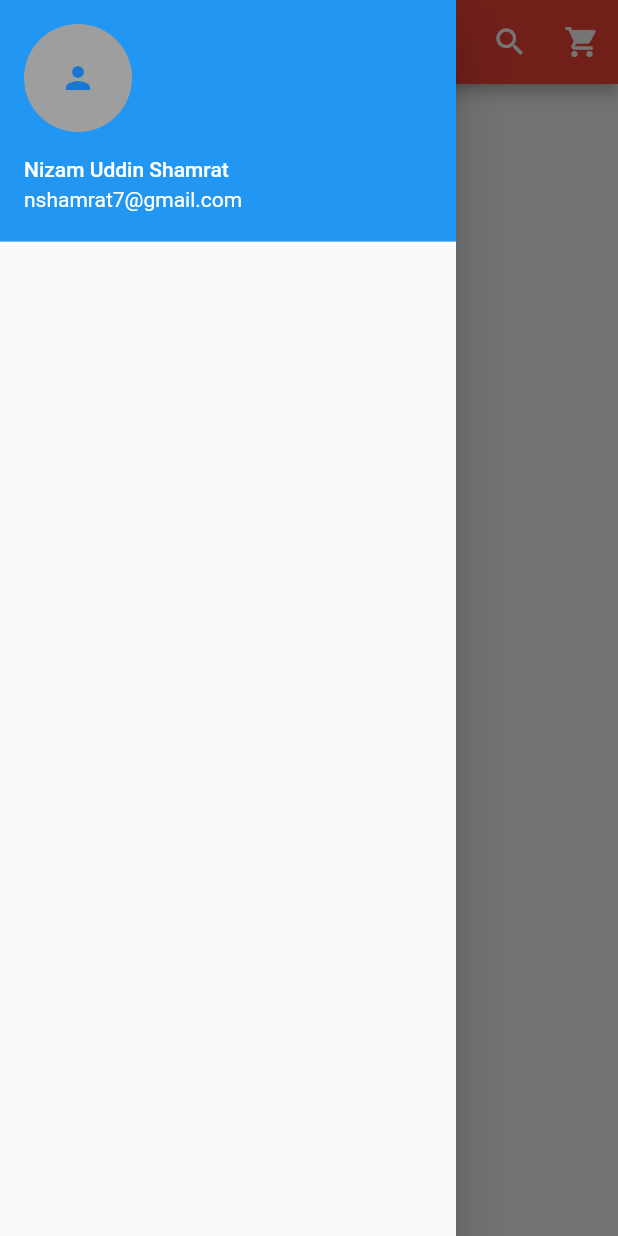
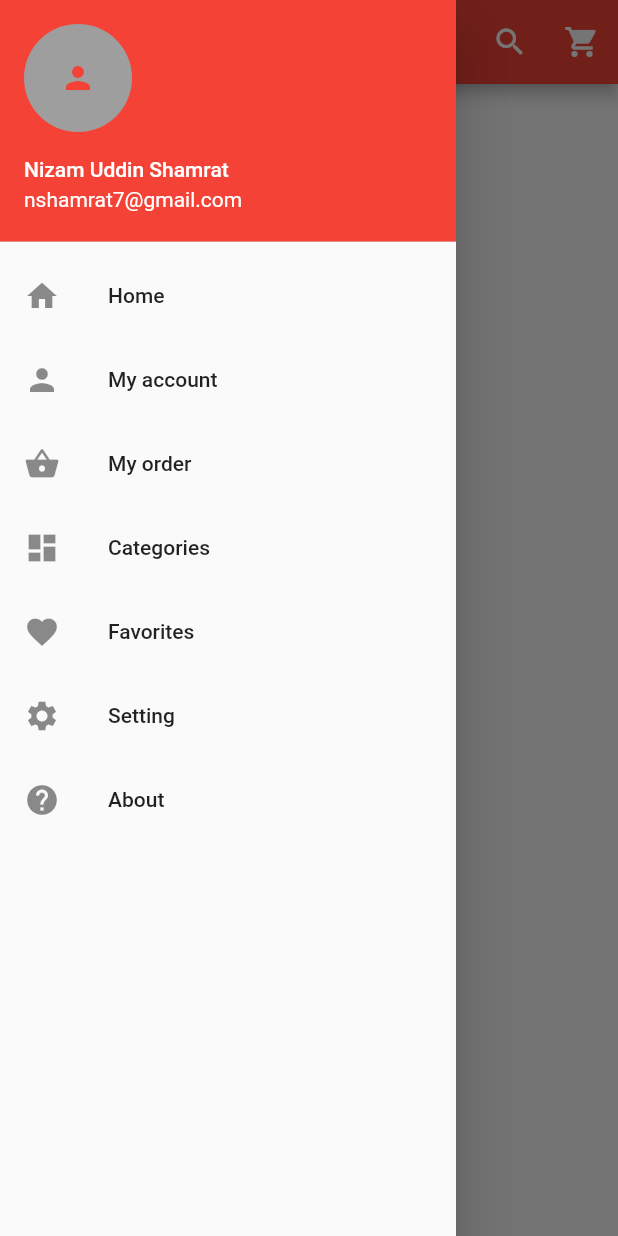
Before and after one commit to devnizamuddin/flutter_ecommerce, a Flutter app: the screen it shows after launch, with the side drawer open, on a phone screen of 412 x 824 dp. Run offline on Flutter 3.47's test engine with Material 2 defaults, Android fonts, the phone set to English and light mode, and no system bars.

Commit message:
eight final

```diff
--- a/lib/home.dart
+++ /dev/null
@@ -1,45 +0,0 @@
-import 'package:flutter/material.dart';
-
-class Home extends StatefulWidget {
-  @override
-  _HomeState createState() => _HomeState();
-}
-
-class _HomeState extends State<Home> {
-  @override
-  Widget build(BuildContext context) {
-    return Scaffold(
-      appBar: AppBar(
-        centerTitle: true,
-        backgroundColor: Colors.red,
-        title: Text('FlashApp'),
-        actions: <Widget>[
-          IconButton(
-            icon: Icon(Icons.search),
-            onPressed: () {},
-          ),
-          IconButton(
-            icon: Icon(Icons.shopping_cart),
-            onPressed: () {},
-          )
-        ],
-      ),
-      drawer: Drawer(
-        child: ListView(
-          children: <Widget>[
-            UserAccountsDrawerHeader(
-              accountName: Text('Nizam Uddin Shamrat'),
-              accountEmail: Text('nshamrat7@gmail.com'),
-              currentAccountPicture: GestureDetector(
-                child: CircleAvatar(
-                  child: Icon(Icons.person),
-                  backgroundColor: Colors.grey,
-                ),
-              ),
-            )
-          ],
-        ),
-      ),
-    );
-  }
-}
--- a/lib/main.dart
+++ b/lib/main.dart
@@ -1,5 +1,5 @@
 import 'package:flutter/material.dart';
-import 'package:flutter_ecommerce/home.dart';
+import 'file:///D:/FlutterApp/flutter_ecommerce/flutter_ecommerce/lib/screens/home/home.dart';
 
 void main() => runApp(MaterialApp(
 
--- /dev/null
+++ b/lib/screens/home/home.dart
@@ -0,0 +1,30 @@
+import 'package:flutter/material.dart';
+import 'package:flutter_ecommerce/screens/navigation/navigation.dart';
+
+class Home extends StatefulWidget {
+  @override
+  _HomeState createState() => _HomeState();
+}
+
+class _HomeState extends State<Home> {
+  @override
+  Widget build(BuildContext context) {
+    return Scaffold(
+        appBar: AppBar(
+          centerTitle: true,
+          backgroundColor: Colors.red,
+          title: Text('Ecommarce App'),
+          actions: <Widget>[
+            IconButton(
+              icon: Icon(Icons.search),
+              onPressed: () {},
+            ),
+            IconButton(
+              icon: Icon(Icons.shopping_cart),
+              onPressed: () {},
+            )
+          ],
+        ),
+        drawer: MyNavigation());
+  }
+}
--- /dev/null
+++ b/lib/screens/navigation/navigation.dart
@@ -0,0 +1,92 @@
+
+
+
+import 'package:flutter/material.dart';
+
+class MyNavigation extends StatefulWidget {
+  @override
+  _MyNavigationState createState() => _MyNavigationState();
+}
+
+class _MyNavigationState extends State<MyNavigation> {
+  @override
+  Widget build(BuildContext context) {
+    return Drawer(
+      child: ListView(
+        children: <Widget>[
+          UserAccountsDrawerHeader(
+            accountName: Text('Nizam Uddin Shamrat'),
+            accountEmail: Text('nshamrat7@gmail.com'),
+            currentAccountPicture: GestureDetector(
+              child: CircleAvatar(
+                child: Icon(Icons.person, color: Colors.red,),
+                backgroundColor: Colors.grey,
+              ),
+            ),
+            decoration: BoxDecoration(color: Colors.red),
+          ),
+
+          //Nav heaeder
+
+          InkWell(
+            onTap: (){},
+
+            child: ListTile(
+              title: Text('Home'),
+              leading: Icon(Icons.home,),
+            ),
+          ),
+          InkWell(
+            onTap: (){},
+
+            child: ListTile(
+              title: Text('My account'),
+              leading: Icon(Icons.person,),
+            ),
+          ),
+          InkWell(
+            onTap: (){},
+
+            child: ListTile(
+              title: Text('My order'),
+              leading: Icon(Icons.shopping_basket,),
+            ),
+          ),
+          InkWell(
+            onTap: (){},
+
+            child: ListTile(
+              title: Text('Categories'),
+              leading: Icon(Icons.dashboard,),
+            ),
+          ),
+          InkWell(
+            onTap: (){},
+
+            child: ListTile(
+              title: Text('Favorites'),
+              leading: Icon(Icons.favorite,),
+            ),
+          )
+          ,InkWell(
+            onTap: (){},
+
+            child: ListTile(
+              title: Text('Setting'),
+              leading: Icon(Icons.settings,),
+            ),
+          ),
+          InkWell(
+            onTap: (){},
+
+            child: ListTile(
+              title: Text('About'),
+              leading: Icon(Icons.help,),
+            ),
+          )
+
+        ],
+      ),
+    );
+  }
+}
```
